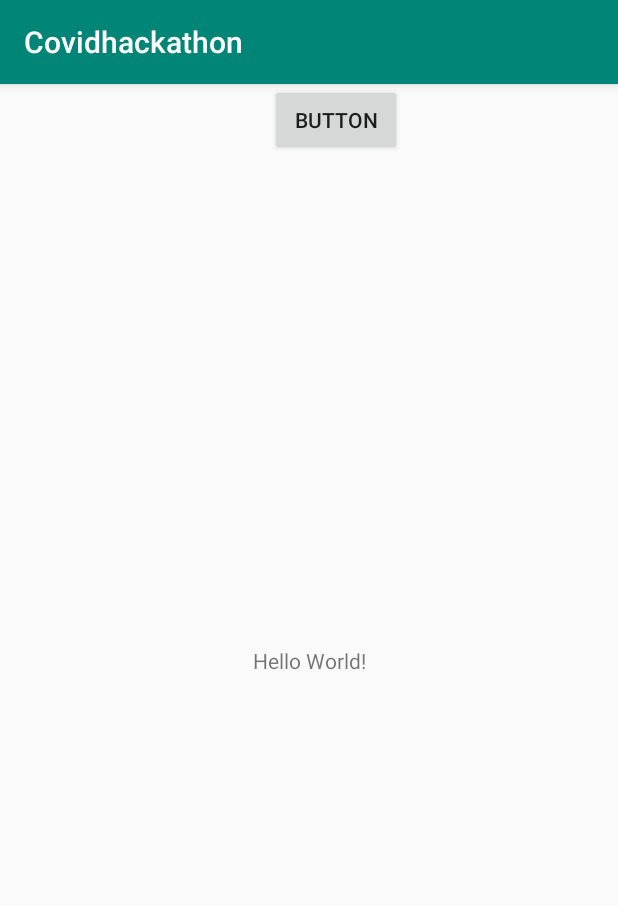
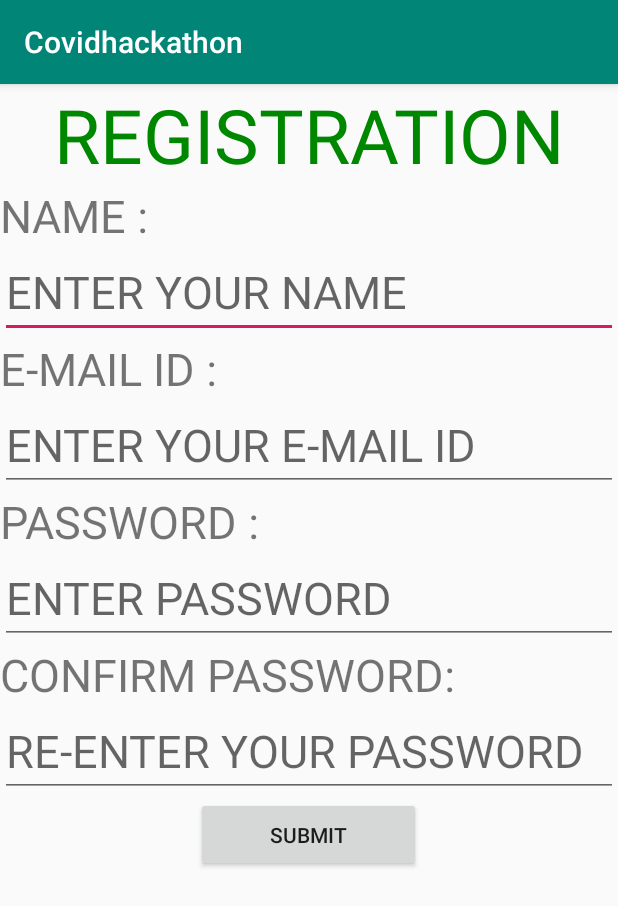
Before and after one commit to pritikmshaw/Covidhackathon, an Android app: the screen it shows after launch (MainActivity), on a phone screen of 412 x 824 dp. Shown: the top 906 px of the screen. Run offline under Robolectric (Android 15) with nearby library versions, the phone set to English and light mode, and no system bars.

Commit message:
registration

```diff
--- a/app/src/main/res/layout/activity_main.xml
+++ b/app/src/main/res/layout/activity_main.xml
@@ -1,28 +1,86 @@
 <?xml version="1.0" encoding="utf-8"?>
-<androidx.constraintlayout.widget.ConstraintLayout xmlns:android="http://schemas.android.com/apk/res/android"
+<LinearLayout xmlns:android="http://schemas.android.com/apk/res/android"
     xmlns:app="http://schemas.android.com/apk/res-auto"
     xmlns:tools="http://schemas.android.com/tools"
     android:layout_width="match_parent"
     android:layout_height="match_parent"
+    android:orientation="vertical"
     tools:context=".MainActivity">
 
+        <TextView
+            android:layout_width="match_parent"
+            android:layout_height="wrap_content"
+            android:textAlignment="center"
+            android:textSize="50dp"
+            android:text="REGISTRATION"
+            android:textColor="#008700"
+            android:id="@+id/registration"
+            ></TextView>
+
+
+        <TextView
+            android:layout_width="match_parent"
+            android:layout_height="wrap_content"
+            android:text="NAME :"
+            android:textSize="30dp"
+            android:id="@+id/name"></TextView>
+
+   <EditText
+       android:layout_width="match_parent"
+       android:layout_height="wrap_content"
+       android:hint="ENTER YOUR NAME"
+       android:textSize="30dp"
+       android:id="@+id/ename"
+       ></EditText>
+       <TextView
+           android:layout_width="match_parent"
+           android:layout_height="wrap_content"
+           android:text="E-MAIL ID :"
+           android:textSize="30dp"
+           android:id="@+id/mail"
+        ></TextView>
+    <EditText
+        android:layout_width="match_parent"
+        android:layout_height="wrap_content"
+        android:hint="ENTER YOUR E-MAIL ID"
+        android:textSize="30dp"
+        android:id="@+id/email">
+    </EditText>
     <TextView
-        android:layout_width="wrap_content"
+        android:layout_width="match_parent"
         android:layout_height="wrap_content"
-        android:text="Hello World!"
-        app:layout_constraintBottom_toBottomOf="parent"
-        app:layout_constraintLeft_toLeftOf="parent"
-        app:layout_constraintRight_toRightOf="parent"
-        app:layout_constraintTop_toTopOf="parent" />
+        android:textSize="30dp"
+        android:text="PASSWORD :"
+        android:id="@+id/password"
+        ></TextView>
+    <EditText
+        android:layout_width="match_parent"
+        android:layout_height="wrap_content"
+        android:hint="ENTER PASSWORD"
+        android:inputType="textPassword"
+        android:textSize="30dp"
+        android:id="@+id/epassword">
+    </EditText>
+    <TextView
+        android:layout_width="match_parent"
+        android:layout_height="wrap_content"
+        android:textSize="30dp"
+        android:text="CONFIRM PASSWORD:"
+        android:id="@+id/confirm"
+        ></TextView>
+    <EditText
+        android:layout_width="match_parent"
+        android:layout_height="wrap_content"
+        android:hint="RE-ENTER YOUR PASSWORD "
+        android:id="@+id/econfirm"
+        android:textSize="30dp"></EditText>
+    <Button
+        android:layout_width="150dp"
+        android:layout_height="50dp"
+        android:text="SUBMIT"
+        android:layout_gravity="center"
+        android:id="@+id/button1"
+        android:onClick="submit"></Button>
 
-    <Button
-        android:id="@+id/button"
-        android:layout_width="wrap_content"
-        android:layout_height="wrap_content"
-        android:layout_marginEnd="144dp"
-        android:layout_marginRight="144dp"
-        android:text="Button"
-        app:layout_constraintEnd_toEndOf="parent"
-        tools:layout_editor_absoluteY="583dp" />
 
-</androidx.constraintlayout.widget.ConstraintLayout>
+</LinearLayout>
```
